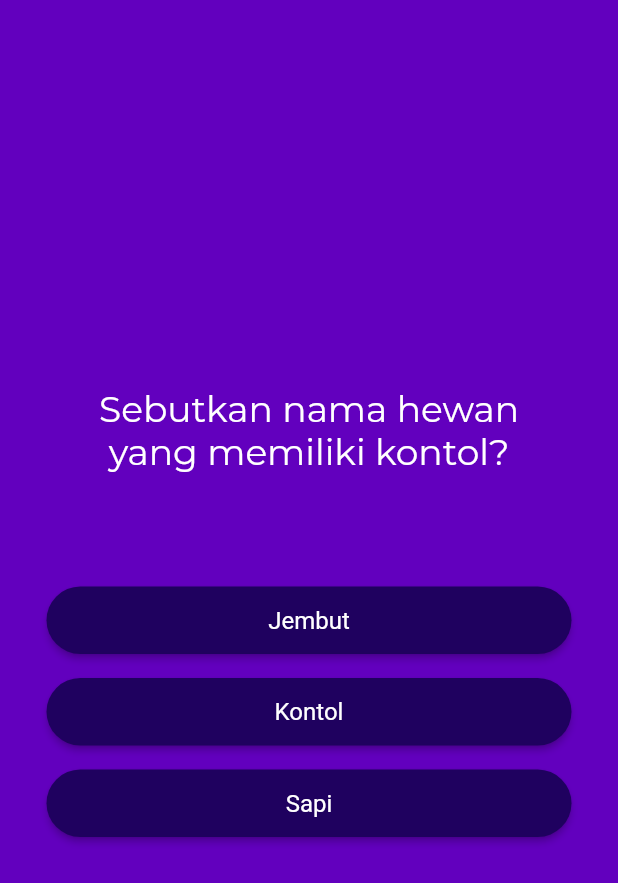
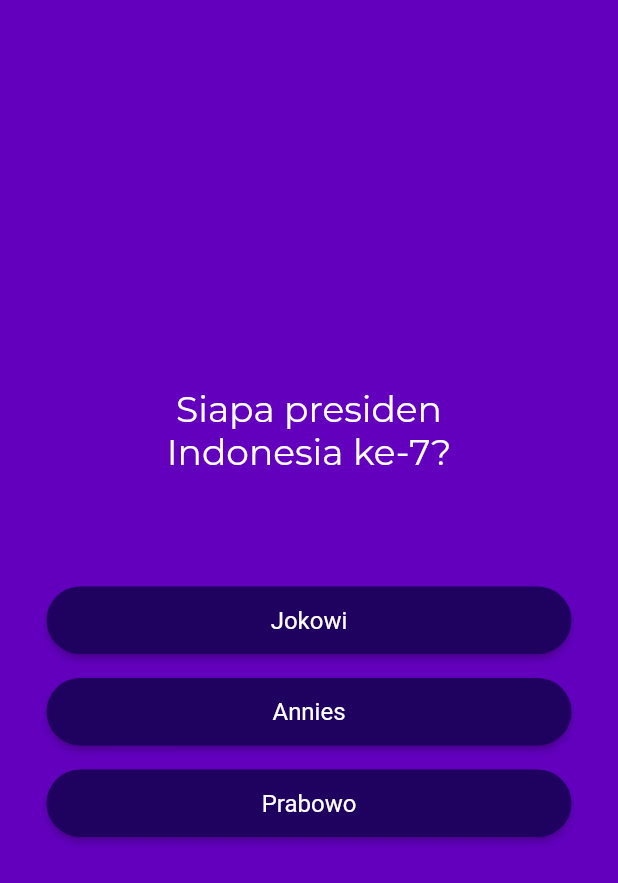
Before and after one commit to kenrxzid/quiz_app, a Flutter app: the screen it shows after launch, after a tap on "Start Quiz", on a phone screen of 412 x 824 dp. Shown: the top 883 px of the screen. Run offline on Flutter 3.47's test engine with Material 2 defaults, Android fonts, the phone set to English and light mode, and no system bars; our stand-ins replace google_fonts.

```diff
--- a/lib/data/question.dart
+++ b/lib/data/question.dart
@@ -2,11 +2,11 @@ import 'package:quiz_app/models/quiz_question.dart';
 
 const questionList = [
   QuizQuestion(
-    question: "Sebutkan nama hewan yang memiliki kontol?",
+    question: "Siapa presiden Indonesia ke-7?",
     answer: [
-      "Jembut",
-      "Sapi",
-      "Kontol",
+      "Jokowi",
+      "Prabowo",
+      "Annies",
     ],
   ),
   QuizQuestion(
@@ -16,5 +16,5 @@ const questionList = [
       "2",
       "4",
     ],
-  )
+  ),
 ];
--- a/lib/quiz.dart
+++ b/lib/quiz.dart
@@ -1,5 +1,6 @@
 import 'package:flutter/material.dart';
 import 'package:quiz_app/quiz_question_screen.dart';
+import 'package:quiz_app/results_screen.dart';
 import 'package:quiz_app/start_screen.dart';
 import 'package:quiz_app/data/question.dart';
 
@@ -23,39 +24,57 @@ class _QuizState extends State<Quiz> {
   // }
 
   // Second Option
-  var activeScreen = "start-screen";
-  List<String> selectedAnswer = [];
+  List<String> selectedAnswers = [];
+  String? activeScreen;
 
   void switchScreen() {
     setState(() {
-      selectedAnswer = [];
-      activeScreen = "question-screen";
+      activeScreen = 'questions-screen';
     });
   }
 
   void chooseAnswer(String answer) {
-    selectedAnswer.add(answer);
-    if (selectedAnswer.length == questionList.length) {
+    selectedAnswers.add(answer);
+
+    if (selectedAnswers.length == questionList.length) {
       setState(() {
-        activeScreen = "start-screen";
+        activeScreen = 'result-screen';
       });
     }
   }
 
+  void restartQuiz() {
+    setState(() {
+      selectedAnswers = [];
+      activeScreen = "start-screen";
+    });
+  }
+
   @override
-  Widget build(BuildContext context) {
+  Widget build(context) {
+    Widget screenWidget = StartScreen(
+      data: switchScreen,
+    );
+
+    if (activeScreen == 'questions-screen') {
+      screenWidget = QuestionScreen(
+        data: chooseAnswer,
+      );
+    }
+
+    if (activeScreen == 'result-screen') {
+      screenWidget = ResultScreen(
+        chosenAnswer: selectedAnswers,
+        restart: restartQuiz,
+      );
+    }
+
     return MaterialApp(
       debugShowCheckedModeBanner: false,
       title: 'Flutter Demo',
       theme: ThemeData(
           scaffoldBackgroundColor: const Color.fromARGB(255, 98, 0, 190)),
-      home: Scaffold(
-        body: activeScreen == "start-screen"
-            ? StartScreen(startQuiz: switchScreen)
-            : QuestionScreen(
-                answerQuiz: chooseAnswer,
-              ),
-      ),
+      home: Scaffold(body: screenWidget),
     );
   }
 }
--- a/lib/quiz_question_screen.dart
+++ b/lib/quiz_question_screen.dart
@@ -4,8 +4,8 @@ import 'package:quiz_app/components/buttons/buttons.dart';
 import 'package:quiz_app/data/question.dart';
 
 class QuestionScreen extends StatefulWidget {
-  const QuestionScreen({required this.answerQuiz, super.key});
-  final void Function(String answer) answerQuiz;
+  const QuestionScreen({required this.data, super.key});
+  final void Function(String answer) data;
 
   @override
   State<QuestionScreen> createState() {
@@ -16,8 +16,8 @@ class QuestionScreen extends StatefulWidget {
 class _QuestionScreen extends State<QuestionScreen> {
   var currentQuestionIndex = 0;
 
-  void answerQuestion(String answerQuiz) {
-    widget.answerQuiz(answerQuiz);
+  void answerQuestion(String data) {
+    widget.data(data);
     setState(() {
       currentQuestionIndex++;
     });
--- a/lib/start_screen.dart
+++ b/lib/start_screen.dart
@@ -2,9 +2,9 @@ import 'package:flutter/material.dart';
 import 'package:google_fonts/google_fonts.dart';
 
 class StartScreen extends StatelessWidget {
-  const StartScreen({required this.startQuiz, super.key});
+  const StartScreen({required this.data, super.key});
 
-  final void Function() startQuiz;
+  final void Function() data;
 
   @override
   Widget build(context) {
@@ -30,7 +30,7 @@ class StartScreen extends StatelessWidget {
             ),
           ),
           TextButton.icon(
-            onPressed: startQuiz,
+            onPressed: data,
             icon: const Icon(Icons.arrow_right_alt),
             style: TextButton.styleFrom(
               foregroundColor: Colors.white,
```
Also changed, not shown: lib/question_summary.dart (added, +99 -0 lines), lib/results_screen.dart (+63 -11 lines).
